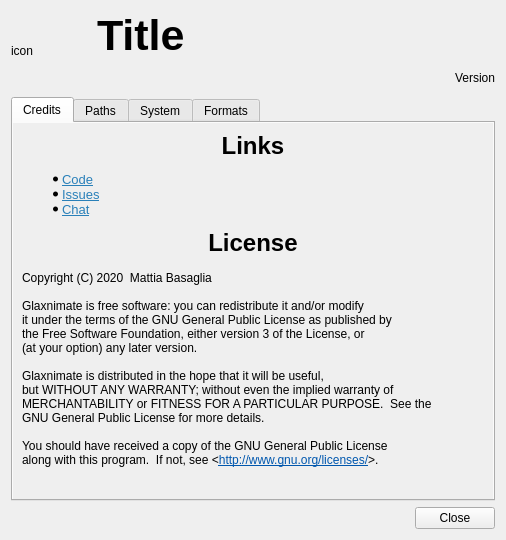
Qt form src/gui/widgets/dialogs/about_dialog.ui (mbasaglia/glaxnimate) before a commit.
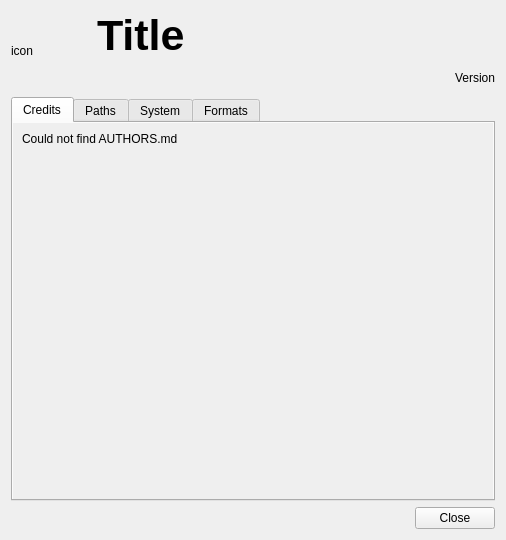
The same form after that commit. Icons and pictures are not drawn.

Commit message: Show contributors in the about dialog

The edit to the form file:
```diff
--- a/src/gui/widgets/dialogs/about_dialog.ui
+++ b/src/gui/widgets/dialogs/about_dialog.ui
@@ -121,42 +121,18 @@
            <rect>
             <x>0</x>
             <y>0</y>
-            <width>464</width>
-            <height>436</height>
+            <width>485</width>
+            <height>358</height>
            </rect>
           </property>
           <layout class="QVBoxLayout" name="verticalLayout_5">
            <item>
             <widget class="QLabel" name="label_4">
              <property name="text">
-              <string>&lt;!DOCTYPE HTML PUBLIC &quot;-//W3C//DTD HTML 4.0//EN&quot; &quot;http://www.w3.org/TR/REC-html40/strict.dtd&quot;&gt;
-&lt;html&gt;&lt;head&gt;&lt;meta name=&quot;qrichtext&quot; content=&quot;1&quot; /&gt;&lt;style type=&quot;text/css&quot;&gt;
-p, li { white-space: pre-wrap; }
-&lt;/style&gt;&lt;/head&gt;&lt;body style=&quot; font-family:'Noto Sans'; font-size:10pt; font-weight:400; font-style:normal;&quot;&gt;
-&lt;h1 align=&quot;center&quot; style=&quot; margin-top:0px; margin-bottom:0px; margin-left:0px; margin-right:0px; -qt-block-indent:0; text-indent:0px;&quot;&gt;&lt;span style=&quot; font-family:'Sans Serif'; font-size:12pt; font-weight:600;&quot;&gt;Links&lt;/span&gt;&lt;/h1&gt;
-&lt;ul style=&quot;margin-top: 0px; margin-bottom: 0px; margin-left: 0px; margin-right: 0px; -qt-list-indent: 1;&quot;&gt;&lt;li style=&quot; margin-top:12px; margin-bottom:0px; margin-left:0px; margin-right:0px; -qt-block-indent:0; text-indent:0px;&quot;&gt;&lt;a href=&quot;https://gitlab.com/mattbas/glaxnimate&quot;&gt;&lt;span style=&quot; text-decoration: underline; color:#2980b9;&quot;&gt;Code&lt;/span&gt;&lt;/a&gt;&lt;/li&gt;
-&lt;li style=&quot; margin-top:0px; margin-bottom:0px; margin-left:0px; margin-right:0px; -qt-block-indent:0; text-indent:0px;&quot;&gt;&lt;a href=&quot;https://gitlab.com/mattbas/glaxnimate/-/issues&quot;&gt;&lt;span style=&quot; text-decoration: underline; color:#2980b9;&quot;&gt;Issues&lt;/span&gt;&lt;/a&gt;&lt;/li&gt;
-&lt;li style=&quot; margin-top:0px; margin-bottom:12px; margin-left:0px; margin-right:0px; -qt-block-indent:0; text-indent:0px;&quot;&gt;&lt;a href=&quot;https://t.me/Glaxnimate&quot;&gt;&lt;span style=&quot; text-decoration: underline; color:#2980b9;&quot;&gt;Chat&lt;/span&gt;&lt;/a&gt;&lt;/li&gt;&lt;/ul&gt;
-&lt;h1 align=&quot;center&quot; style=&quot; margin-top:0px; margin-bottom:0px; margin-left:0px; margin-right:0px; -qt-block-indent:0; text-indent:0px;&quot;&gt;&lt;span style=&quot; font-family:'Sans Serif'; font-size:12pt; font-weight:600;&quot;&gt;License&lt;/span&gt;&lt;/h1&gt;
-&lt;p style=&quot;-qt-paragraph-type:empty; margin-top:0px; margin-bottom:0px; margin-left:0px; margin-right:0px; -qt-block-indent:0; text-indent:0px; font-family:'Sans Serif'; font-size:9pt;&quot;&gt;&lt;br /&gt;&lt;/p&gt;
-&lt;p style=&quot; margin-top:0px; margin-bottom:0px; margin-left:0px; margin-right:0px; -qt-block-indent:0; text-indent:0px;&quot;&gt;&lt;span style=&quot; font-family:'Sans Serif'; font-size:9pt;&quot;&gt;Copyright (C) 2020  Mattia Basaglia&lt;/span&gt;&lt;/p&gt;
-&lt;p style=&quot;-qt-paragraph-type:empty; margin-top:0px; margin-bottom:0px; margin-left:0px; margin-right:0px; -qt-block-indent:0; text-indent:0px; font-family:'Sans Serif'; font-size:9pt;&quot;&gt;&lt;br /&gt;&lt;/p&gt;
-&lt;p style=&quot; margin-top:0px; margin-bottom:0px; margin-left:0px; margin-right:0px; -qt-block-indent:0; text-indent:0px;&quot;&gt;&lt;span style=&quot; font-family:'Sans Serif'; font-size:9pt;&quot;&gt;Glaxnimate is free software: you can redistribute it and/or modify&lt;/span&gt;&lt;/p&gt;
-&lt;p style=&quot; margin-top:0px; margin-bottom:0px; margin-left:0px; margin-right:0px; -qt-block-indent:0; text-indent:0px;&quot;&gt;&lt;span style=&quot; font-family:'Sans Serif'; font-size:9pt;&quot;&gt;it under the terms of the GNU General Public License as published by&lt;/span&gt;&lt;/p&gt;
-&lt;p style=&quot; margin-top:0px; margin-bottom:0px; margin-left:0px; margin-right:0px; -qt-block-indent:0; text-indent:0px;&quot;&gt;&lt;span style=&quot; font-family:'Sans Serif'; font-size:9pt;&quot;&gt;the Free Software Foundation, either version 3 of the License, or&lt;/span&gt;&lt;/p&gt;
-&lt;p style=&quot; margin-top:0px; margin-bottom:0px; margin-left:0px; margin-right:0px; -qt-block-indent:0; text-indent:0px;&quot;&gt;&lt;span style=&quot; font-family:'Sans Serif'; font-size:9pt;&quot;&gt;(at your option) any later version.&lt;/span&gt;&lt;/p&gt;
-&lt;p style=&quot;-qt-paragraph-type:empty; margin-top:0px; margin-bottom:0px; margin-left:0px; margin-right:0px; -qt-block-indent:0; text-indent:0px; font-family:'Sans Serif'; font-size:9pt;&quot;&gt;&lt;br /&gt;&lt;/p&gt;
-&lt;p style=&quot; margin-top:0px; margin-bottom:0px; margin-left:0px; margin-right:0px; -qt-block-indent:0; text-indent:0px;&quot;&gt;&lt;span style=&quot; font-family:'Sans Serif'; font-size:9pt;&quot;&gt;Glaxnimate is distributed in the hope that it will be useful,&lt;/span&gt;&lt;/p&gt;
-&lt;p style=&quot; margin-top:0px; margin-bottom:0px; margin-left:0px; margin-right:0px; -qt-block-indent:0; text-indent:0px;&quot;&gt;&lt;span style=&quot; font-family:'Sans Serif'; font-size:9pt;&quot;&gt;but WITHOUT ANY WARRANTY; without even the implied warranty of&lt;/span&gt;&lt;/p&gt;
-&lt;p style=&quot; margin-top:0px; margin-bottom:0px; margin-left:0px; margin-right:0px; -qt-block-indent:0; text-indent:0px;&quot;&gt;&lt;span style=&quot; font-family:'Sans Serif'; font-size:9pt;&quot;&gt;MERCHANTABILITY or FITNESS FOR A PARTICULAR PURPOSE.  See the&lt;/span&gt;&lt;/p&gt;
-&lt;p style=&quot; margin-top:0px; margin-bottom:0px; margin-left:0px; margin-right:0px; -qt-block-indent:0; text-indent:0px;&quot;&gt;&lt;span style=&quot; font-family:'Sans Serif'; font-size:9pt;&quot;&gt;GNU General Public License for more details.&lt;/span&gt;&lt;/p&gt;
-&lt;p style=&quot;-qt-paragraph-type:empty; margin-top:0px; margin-bottom:0px; margin-left:0px; margin-right:0px; -qt-block-indent:0; text-indent:0px; font-family:'Sans Serif'; font-size:9pt;&quot;&gt;&lt;br /&gt;&lt;/p&gt;
-&lt;p style=&quot; margin-top:0px; margin-bottom:0px; margin-left:0px; margin-right:0px; -qt-block-indent:0; text-indent:0px;&quot;&gt;&lt;span style=&quot; font-family:'Sans Serif'; font-size:9pt;&quot;&gt;You should have received a copy of the GNU General Public License&lt;/span&gt;&lt;/p&gt;
-&lt;p style=&quot; margin-top:0px; margin-bottom:0px; margin-left:0px; margin-right:0px; -qt-block-indent:0; text-indent:0px;&quot;&gt;&lt;span style=&quot; font-family:'Sans Serif'; font-size:9pt;&quot;&gt;along with this program.  If not, see &amp;lt;&lt;/span&gt;&lt;a href=&quot;http://www.gnu.org/licenses/&quot;&gt;&lt;span style=&quot; font-family:'Sans Serif'; font-size:9pt; text-decoration: underline; color:#0057ae;&quot;&gt;http://www.gnu.org/licenses/&lt;/span&gt;&lt;/a&gt;&lt;span style=&quot; font-family:'Sans Serif'; font-size:9pt;&quot;&gt;&amp;gt;.&lt;/span&gt;&lt;/p&gt;
-&lt;p style=&quot;-qt-paragraph-type:empty; margin-top:0px; margin-bottom:0px; margin-left:0px; margin-right:0px; -qt-block-indent:0; text-indent:0px; font-family:'Sans Serif'; font-size:9pt;&quot;&gt;&lt;br /&gt;&lt;/p&gt;&lt;/body&gt;&lt;/html&gt;</string>
+              <string>Could not find AUTHORS.md</string>
              </property>
              <property name="textFormat">
-              <enum>Qt::RichText</enum>
+              <enum>Qt::MarkdownText</enum>
              </property>
              <property name="alignment">
               <set>Qt::AlignLeading|Qt::AlignLeft|Qt::AlignTop</set>
```
Left out of the diff: 26 changed lines with no effect on the pictures. The commit also changes 5 other files.
